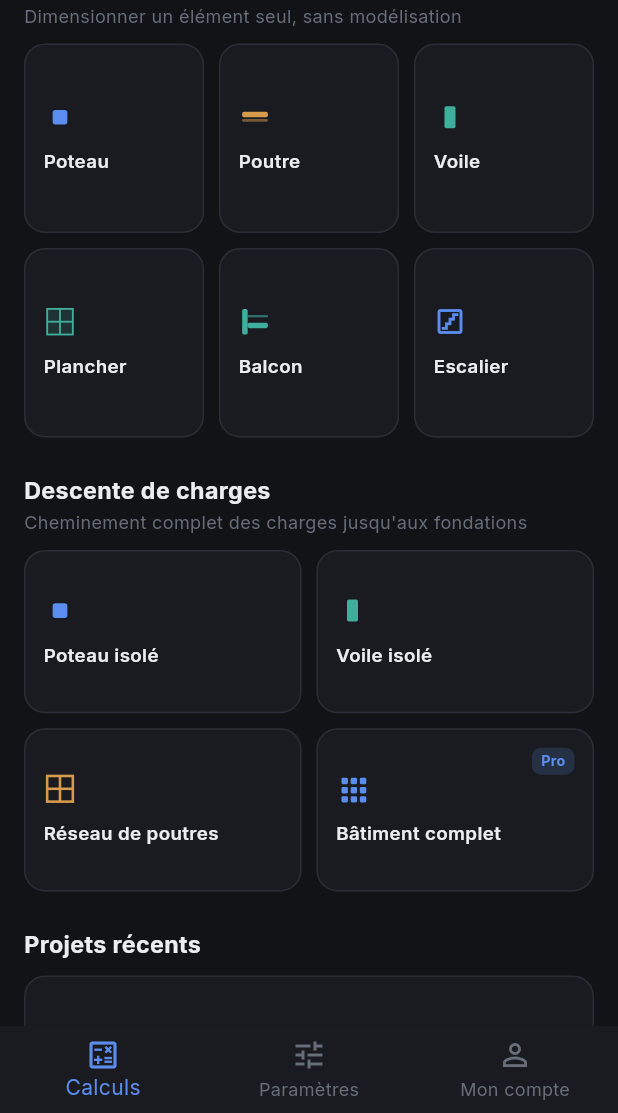
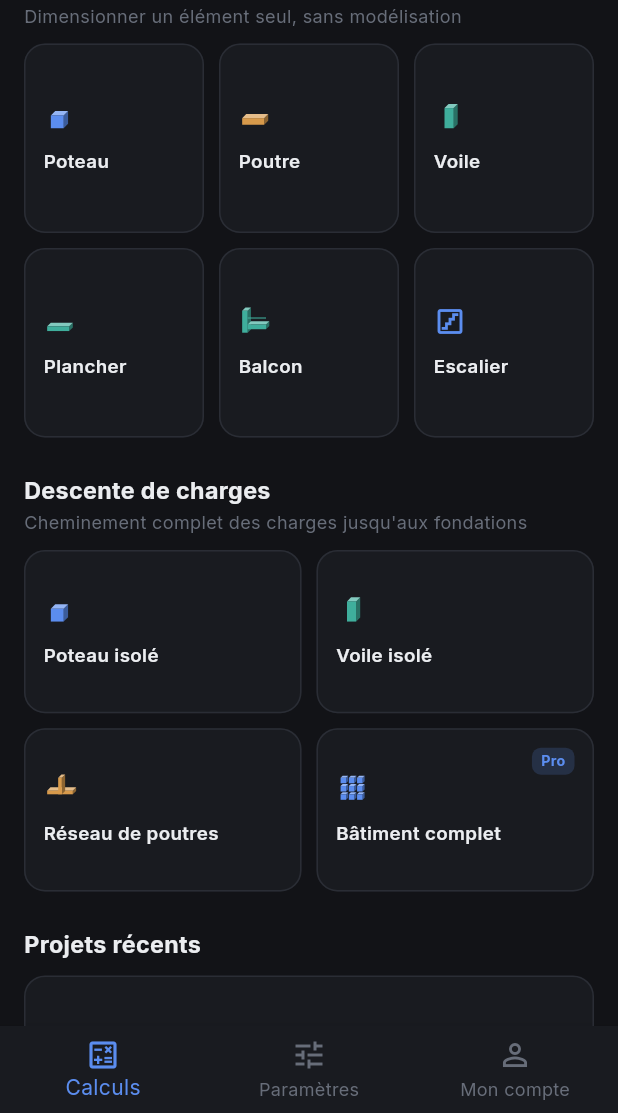
Before and after one commit to BaronAdams/faloads, a Flutter app: the screen it shows after launch, after a tap on "J'ai déjà un compte", on a phone screen of 412 x 824 dp, the part 123-1236 px from its top. Run offline on Flutter 3.47's test engine with Material 3 defaults, Android fonts, the phone set to English and light mode, and no system bars; our stand-ins replace google_fonts.

Commit message:
Fix results sheet drag on real devices, widen plan zoom-out, 2.5D dashboard icons
- The results sheet's drag-to-resize was hand-rolled via a
  DraggableScrollableController driven from a manual GestureDetector,
  which apparently didn't respond reliably to real touch input. Rebuilt
  it on the framework's own supported mechanism instead: the whole
  sheet (handle + tab bar + the active tab's rows) is now one
  SingleChildScrollView wired to the builder's scrollController, which
  is what lets DraggableScrollableSheet convert an at-the-boundary drag
  into resizing. TabBarView (a second, independent scrollable per tab)
  is gone in favour of picking the active tab's content directly from
  _tabController.index, since nesting a second scrollable under the
  first is exactly what breaks that mechanism.
- BuildingPlanCanvas: minScale 0.4 → 0.12 (bigger buildings can zoom out
  much further), boundaryMargin 200 → 400 to match.
- StructIcon: every glyph now reads as a small extruded 3D block
  (lighter top face, darker side face, base-colour front) instead of a
  flat shape.

```diff
--- a/lib/src/ui/building/building_plan_canvas.dart
+++ b/lib/src/ui/building/building_plan_canvas.dart
@@ -114,9 +114,9 @@ class BuildingPlanCanvas extends StatelessWidget {
       color: AppColors.background,
       child: InteractiveViewer(
         constrained: false,
-        minScale: 0.4,
+        minScale: 0.12,
         maxScale: 3,
-        boundaryMargin: const EdgeInsets.all(200),
+        boundaryMargin: const EdgeInsets.all(400),
         child: GestureDetector(
           onTapUp: (details) => onSelect(_hitTest(details.localPosition, geometry)),
           child: SizedBox(
--- a/lib/src/widgets/struct_icon.dart
+++ b/lib/src/widgets/struct_icon.dart
@@ -5,12 +5,14 @@ import "../theme/app_colors.dart";
 /// The structural element (or assembly) a [StructIcon] depicts.
 enum StructIconKind { column, beam, wall, slab, balcony, stairs, beamGrid, building }
 
-/// Small abstract glyph for a structural element — a filled square for a
-/// poteau, a bar for a poutre, a tall bar for a voile, and so on — instead
-/// of a generic Material icon that doesn't actually say "column" or "wall".
-/// Ported from the design prototype's icon set (renderIcon: 'column',
-/// 'beam', 'wall', 'building'), extended with matching glyphs for the
-/// element types the prototype didn't need an icon for.
+/// Small 2.5D (isometric-shaded) glyph for a structural element — a block
+/// for a poteau, an elongated bar for a poutre, a tall slab for a voile,
+/// and so on — instead of a generic Material icon that doesn't actually
+/// say "column" or "wall". Ported from the design prototype's icon set
+/// (renderIcon: 'column', 'beam', 'wall', 'building'), extended with
+/// matching glyphs for the element types the prototype didn't need an
+/// icon for, and given a light/base/dark 3-face shading so each glyph
+/// reads as a small extruded block rather than a flat shape.
 class StructIcon extends StatelessWidget {
   const StructIcon({super.key, required this.kind, this.size = 22, this.color = AppColors.accentBlue});
 
@@ -44,61 +46,48 @@ class _StructIconPainter extends CustomPainter {
     switch (kind) {
       case StructIconKind.column:
         {
-          _rrect(canvas, const Rect.fromLTWH(5, 5, 8, 8), 1.5, color);
+          _isoBox(canvas, const Rect.fromLTWH(4, 8, 7, 7), 2.4, color);
           break;
         }
       case StructIconKind.beam:
         {
-          _rrect(canvas, const Rect.fromLTWH(2, 6, 14, 3), 1, color);
-          _rrect(canvas, const Rect.fromLTWH(2, 10, 14, 1.4), 0.7, color.withValues(alpha: 0.5));
+          _isoBox(canvas, const Rect.fromLTWH(2, 9.5, 12, 3.6), 2.2, color);
           break;
         }
       case StructIconKind.wall:
         {
-          _rrect(canvas, const Rect.fromLTWH(6, 3, 6, 12), 1, color);
+          _isoBox(canvas, const Rect.fromLTWH(6, 4, 5, 11), 2.2, color);
           break;
         }
       case StructIconKind.slab:
         {
-          _rrect(canvas, const Rect.fromLTWH(2, 2, 14, 14), 2, color.withValues(alpha: 0.16));
-          final stroke = Paint()
-            ..color = color
-            ..style = PaintingStyle.stroke
-            ..strokeWidth = 1;
-          canvas.drawRect(const Rect.fromLTWH(2, 2, 14, 14), stroke);
-          canvas.drawLine(const Offset(9, 2), const Offset(9, 16), stroke);
-          canvas.drawLine(const Offset(2, 9), const Offset(16, 9), stroke);
+          _isoBox(canvas, const Rect.fromLTWH(2, 11.5, 12, 2.6), 2, color);
           break;
         }
       case StructIconKind.balcony:
         {
-          _rrect(canvas, const Rect.fromLTWH(2, 2, 3, 14), 1, color);
-          _rrect(canvas, const Rect.fromLTWH(5, 9.5, 11, 3), 1, color);
+          _isoBox(canvas, const Rect.fromLTWH(2, 3, 3, 12), 1.8, color);
+          _isoBox(canvas, const Rect.fromLTWH(5, 10.5, 10, 2.6), 1.8, color);
           canvas.drawLine(
-            const Offset(5, 6),
-            const Offset(16, 6),
+            const Offset(5, 7),
+            const Offset(15, 7),
             Paint()
-              ..color = color.withValues(alpha: 0.6)
-              ..strokeWidth = 1.2,
+              ..color = color.withValues(alpha: 0.55)
+              ..strokeWidth = 1.1,
           );
           break;
         }
       case StructIconKind.beamGrid:
         {
-          final stroke = Paint()
-            ..color = color
-            ..style = PaintingStyle.stroke
-            ..strokeWidth = 1.4;
-          canvas.drawRect(const Rect.fromLTWH(2, 2, 14, 14), stroke);
-          canvas.drawLine(const Offset(9, 2), const Offset(9, 16), stroke);
-          canvas.drawLine(const Offset(2, 9), const Offset(16, 9), stroke);
+          _isoBox(canvas, const Rect.fromLTWH(2, 10, 14, 2), 1.8, color);
+          _isoBox(canvas, const Rect.fromLTWH(8, 3, 2, 9), 1.8, color);
           break;
         }
       case StructIconKind.building:
         {
           for (var r = 0; r < 3; r++) {
             for (var c = 0; c < 3; c++) {
-              _rrect(canvas, Rect.fromLTWH(3 + c * 5, 3 + r * 5, 3.5, 3.5), 0.8, color);
+              _isoBox(canvas, Rect.fromLTWH(2.5 + c * 4.5, 3 + r * 4.5, 3, 3), 1.1, color);
             }
           }
           break;
@@ -110,8 +99,31 @@ class _StructIconPainter extends CustomPainter {
     canvas.restore();
   }
 
-  void _rrect(Canvas canvas, Rect rect, double radius, Color fill) {
-    canvas.drawRRect(RRect.fromRectAndRadius(rect, Radius.circular(radius)), Paint()..color = fill);
+  /// Draws [front] as a small extruded block: a lighter top face and a
+  /// darker side face (offset up-right by [depth]) around the base-colour
+  /// front face — the classic 3-face isometric shading that makes a flat
+  /// rectangle read as a 2.5D block.
+  void _isoBox(Canvas canvas, Rect front, double depth, Color base) {
+    final top = Color.lerp(base, Colors.white, 0.35)!;
+    final side = Color.lerp(base, Colors.black, 0.35)!;
+
+    final sidePath = Path()
+      ..moveTo(front.right, front.top)
+      ..lineTo(front.right + depth, front.top - depth)
+      ..lineTo(front.right + depth, front.bottom - depth)
+      ..lineTo(front.right, front.bottom)
+      ..close();
+    canvas.drawPath(sidePath, Paint()..color = side);
+
+    final topPath = Path()
+      ..moveTo(front.left, front.top)
+      ..lineTo(front.left + depth, front.top - depth)
+      ..lineTo(front.right + depth, front.top - depth)
+      ..lineTo(front.right, front.top)
+      ..close();
+    canvas.drawPath(topPath, Paint()..color = top);
+
+    canvas.drawRect(front, Paint()..color = base);
   }
 
   @override
```
Also changed, not shown: lib/src/ui/building/building_flow_screen.dart (+44 -41 lines).
